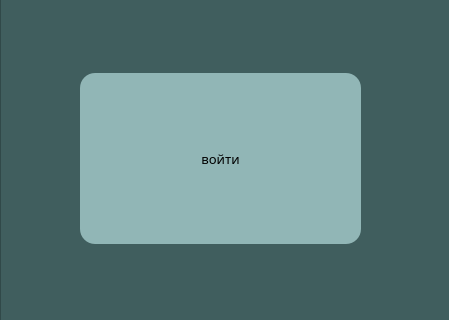
This is main.ui in xiaoticc/maths_project as Qt 5 draws it before an edit; both pictures show x 0 to 449 and y 157 to 477 of the 449 by 577 pixel window. The edited form follows.
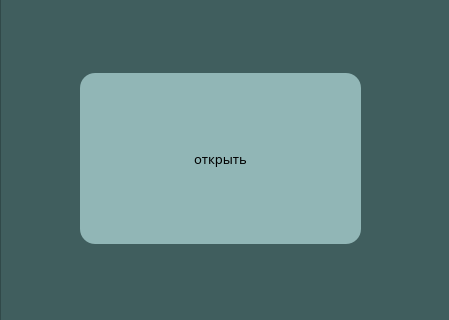
This is the edited form.

```diff
--- a/main.ui
+++ b/main.ui
@@ -104,7 +104,7 @@
 }</string>
      </property>
      <property name="text">
-      <string>войти</string>
+      <string>открыть</string>
      </property>
     </widget>
    </widget>
```
